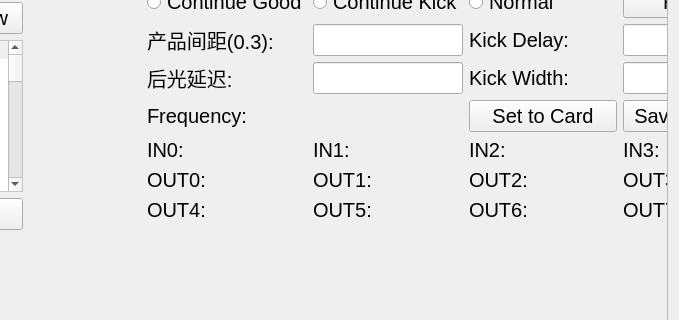
This is widget_test.ui in wwlzq5/3tai as Qt 5 draws it before an edit; both pictures show x 655 to 1334 and y 193 to 513 of the 1334 by 879 pixel window. The edited form follows.
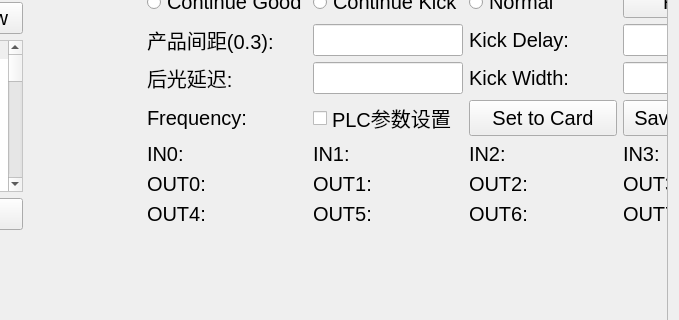
This is the edited form. Custom widgets are drawn as their Qt base class.

```diff
--- a/widget_test.ui
+++ b/widget_test.ui
@@ -48,7 +48,7 @@
      <widget class="QWidget" name="scrollAreaWidgetContents">
       <property name="geometry">
        <rect>
-        <x>0</x>
+        <x>-387</x>
         <y>0</y>
         <width>1678</width>
         <height>973</height>
@@ -1125,6 +1125,13 @@
                 </property>
                </widget>
               </item>
+              <item row="9" column="1">
+               <widget class="QCheckBox" name="checkBox">
+                <property name="text">
+                 <string>PLC参数设置</string>
+                </property>
+               </widget>
+              </item>
              </layout>
             </item>
             <item>
```
